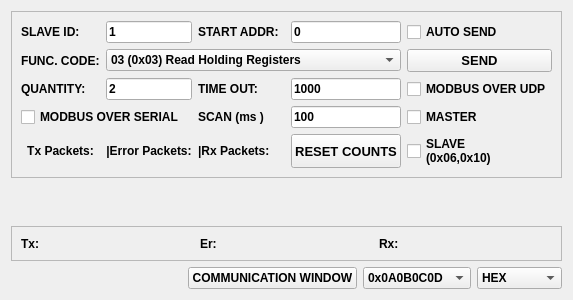
Qt form UDPSerialApp/modbusscreen.ui (Saikumar183/GenericModules_Qt) before a commit.
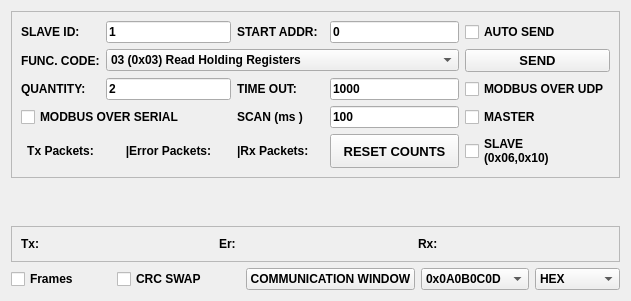
The same form after that commit.

Diff of the .ui file:
```diff
--- a/UDPSerialApp/modbusscreen.ui
+++ b/UDPSerialApp/modbusscreen.ui
@@ -6,8 +6,8 @@
    <rect>
     <x>0</x>
     <y>0</y>
-    <width>400</width>
-    <height>300</height>
+    <width>631</width>
+    <height>301</height>
    </rect>
   </property>
   <property name="windowTitle">
@@ -200,6 +200,9 @@
             <bold>true</bold>
            </font>
           </property>
+          <property name="styleSheet">
+           <string notr="true"/>
+          </property>
           <property name="text">
            <string>2</string>
           </property>
@@ -474,6 +477,45 @@
      </item>
      <item row="3" column="0">
       <layout class="QHBoxLayout" name="horizontalLayout">
+       <item>
+        <widget class="QCheckBox" name="checkBox_Frame">
+         <property name="font">
+          <font>
+           <weight>75</weight>
+           <bold>true</bold>
+          </font>
+         </property>
+         <property name="text">
+          <string>Frames</string>
+         </property>
+        </widget>
+       </item>
+       <item>
+        <spacer name="horizontalSpacer_2">
+         <property name="orientation">
+          <enum>Qt::Horizontal</enum>
+         </property>
+         <property name="sizeHint" stdset="0">
+          <size>
+           <width>40</width>
+           <height>20</height>
+          </size>
+         </property>
+        </spacer>
+       </item>
+       <item>
+        <widget class="QCheckBox" name="checkBox_CRCSWAP">
+         <property name="font">
+          <font>
+           <weight>75</weight>
+           <bold>true</bold>
+          </font>
+         </property>
+         <property name="text">
+          <string>CRC SWAP</string>
+         </property>
+        </widget>
+       </item>
        <item>
         <spacer name="horizontalSpacer">
          <property name="orientation">
```
